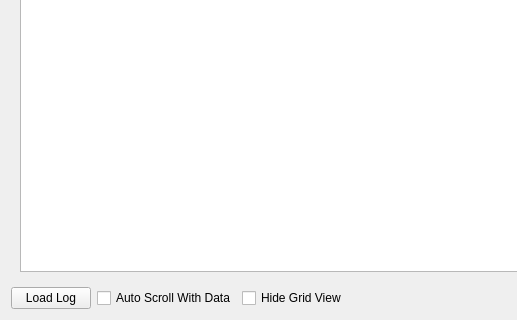
ArduPilot/apm_planner, file src/ui/AP2DataPlot2D.ui: the form before one commit; both pictures show x 0 to 517 and y 269 to 589 of the 1000 by 589 pixel window.
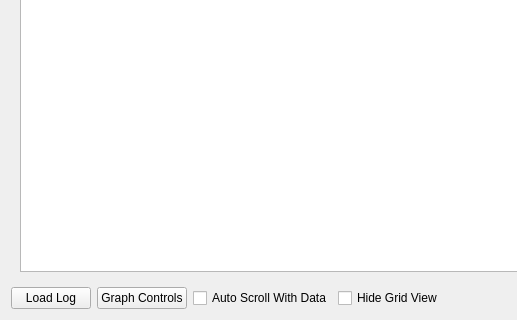
The form after the commit.

Commit message: Change so graph grouping box shows properly now with a button, and the table view when loading an offline log file allows you to filter by message type with "Show only this"

```diff
--- a/src/ui/AP2DataPlot2D.ui
+++ b/src/ui/AP2DataPlot2D.ui
@@ -52,6 +52,13 @@
          </property>
         </widget>
        </item>
+       <item>
+        <widget class="QPushButton" name="graphControlsPushButton">
+         <property name="text">
+          <string>Graph Controls</string>
+         </property>
+        </widget>
+       </item>
        <item>
         <widget class="QCheckBox" name="autoScrollCheckBox">
          <property name="text">
```
The commit also changes 7 other files.
